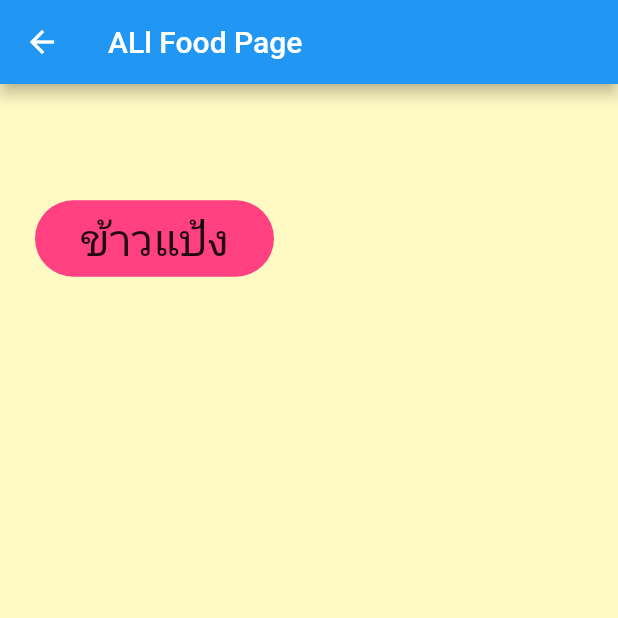
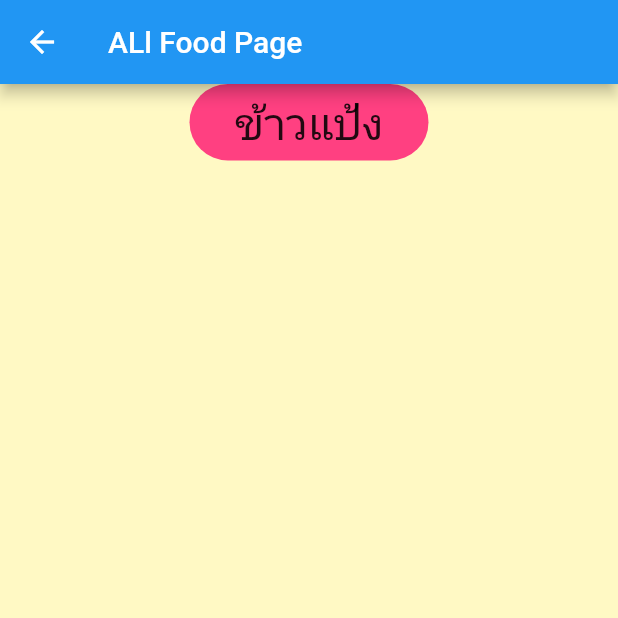
Before and after one commit to AINutritionProject/KinDeeUDee, a Flutter app: the AllFoodPage screen opened directly with empty values, on a phone screen of 412 x 824 dp, the top half of it. Run offline on Flutter 3.47's test engine with Material 2 defaults, Android fonts, the phone set to English and light mode, and no system bars; our stand-ins replace camera, cloud_firestore, csv, dotted_border, firebase_auth, firebase_core and 5 more; missing offline and left inert: dart:ffi; accounts and stored records are empty.

Commit message:
revert back

```diff
--- a/lib/pages/all_food.dart
+++ b/lib/pages/all_food.dart
@@ -63,8 +63,7 @@ class AllFoodPage extends StatelessWidget {
     return Scaffold(
       appBar: AppBar(title: const Text("ALl Food Page")),
       backgroundColor: Colors.yellow.shade100,
-      body: GridView.count(
-        crossAxisCount: 2,
+      body: Column(
         children: [
           Center(
             child: Container(
@@ -83,6 +82,10 @@ class AllFoodPage extends StatelessWidget {
               ),
             ),
           ),
+          Expanded(
+            child: GridView.count(
+              crossAxisCount: 2,
+              children: [
                 ...foodData
                     .map(
                       (food) => Container(
@@ -101,6 +104,9 @@ class AllFoodPage extends StatelessWidget {
                               child: FoodIcons(food: food))),
                     )
                     .toList()
+              ],
+            ),
+          ),
         ],
       ),
     );
```
Lines whose indentation alone changed are shown as unchanged.
